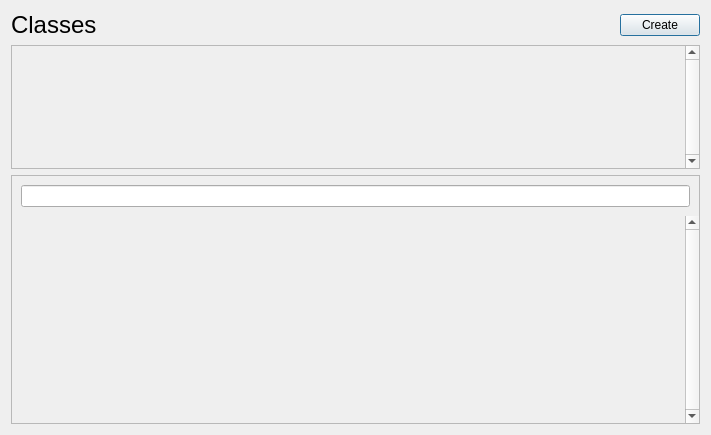
First picture: the form in src/widgets/CourseMod/AddRemoveClass/addremoveclass.ui, repository gregk27/TasQ-Application, before the edit.
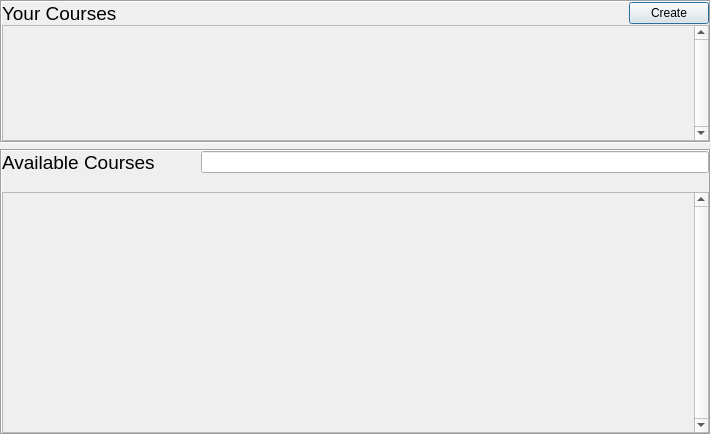
Second picture: the form after the edit.

Commit message: WH-87; Merge AddRemoveClass into profile page

```diff
--- a/src/widgets/CourseMod/AddRemoveClass/addremoveclass.ui
+++ b/src/widgets/CourseMod/AddRemoveClass/addremoveclass.ui
@@ -14,6 +14,54 @@
    <string>AddRemoveClass</string>
   </property>
   <layout class="QVBoxLayout" name="verticalLayout">
+   <property name="leftMargin">
+    <number>0</number>
+   </property>
+   <property name="topMargin">
+    <number>0</number>
+   </property>
+   <property name="rightMargin">
+    <number>0</number>
+   </property>
+   <property name="bottomMargin">
+    <number>0</number>
+   </property>
+   <item>
+    <widget class="QFrame" name="classes">
+     <property name="sizePolicy">
+      <sizepolicy hsizetype="Preferred" vsizetype="Minimum">
+       <horstretch>0</horstretch>
+       <verstretch>1</verstretch>
+      </sizepolicy>
+     </property>
+     <property name="minimumSize">
+      <size>
+       <width>0</width>
+       <height>100</height>
+      </size>
+     </property>
+     <property name="frameShape">
+      <enum>QFrame::Box</enum>
+     </property>
+     <property name="frameShadow">
+      <enum>QFrame::Sunken</enum>
+     </property>
+     <layout class="QVBoxLayout" name="verticalLayout_3">
+      <property name="spacing">
+       <number>0</number>
+      </property>
+      <property name="leftMargin">
+       <number>0</number>
+      </property>
+      <property name="topMargin">
+       <number>0</number>
+      </property>
+      <property name="rightMargin">
+       <number>0</number>
+      </property>
+      <property name="bottomMargin">
+       <number>0</number>
+      </property>
    <item>
     <widget class="QWidget" name="widget_2" native="true">
      <layout class="QHBoxLayout" name="horizontalLayout_2">
@@ -42,11 +90,11 @@
         </property>
         <property name="font">
          <font>
-          <pointsize>18</pointsize>
+             <pointsize>14</pointsize>
          </font>
         </property>
         <property name="text">
-         <string>Classes</string>
+            <string>Your Courses</string>
         </property>
        </widget>
       </item>
@@ -85,42 +133,6 @@
     </widget>
    </item>
    <item>
-    <widget class="QFrame" name="classes">
-     <property name="sizePolicy">
-      <sizepolicy hsizetype="Preferred" vsizetype="Minimum">
-       <horstretch>0</horstretch>
-       <verstretch>1</verstretch>
-      </sizepolicy>
-     </property>
-     <property name="minimumSize">
-      <size>
-       <width>0</width>
-       <height>100</height>
-      </size>
-     </property>
-     <property name="frameShape">
-      <enum>QFrame::StyledPanel</enum>
-     </property>
-     <property name="frameShadow">
-      <enum>QFrame::Raised</enum>
-     </property>
-     <layout class="QVBoxLayout" name="verticalLayout_3">
-      <property name="spacing">
-       <number>0</number>
-      </property>
-      <property name="leftMargin">
-       <number>0</number>
-      </property>
-      <property name="topMargin">
-       <number>0</number>
-      </property>
-      <property name="rightMargin">
-       <number>0</number>
-      </property>
-      <property name="bottomMargin">
-       <number>0</number>
-      </property>
-      <item>
        <widget class="QScrollArea" name="scrollArea_2">
         <property name="sizePolicy">
          <sizepolicy hsizetype="Expanding" vsizetype="MinimumExpanding">
@@ -134,12 +146,6 @@
           <height>50</height>
          </size>
         </property>
-        <property name="frameShape">
-         <enum>QFrame::NoFrame</enum>
-        </property>
-        <property name="frameShadow">
-         <enum>QFrame::Plain</enum>
-        </property>
         <property name="verticalScrollBarPolicy">
          <enum>Qt::ScrollBarAlwaysOn</enum>
         </property>
@@ -154,8 +160,8 @@
           <rect>
            <x>0</x>
            <y>0</y>
-           <width>677</width>
-           <height>123</height>
+           <width>691</width>
+           <height>114</height>
           </rect>
          </property>
          <layout class="QVBoxLayout" name="classLayout">
@@ -178,10 +184,10 @@
       </sizepolicy>
      </property>
      <property name="frameShape">
-      <enum>QFrame::StyledPanel</enum>
+      <enum>QFrame::Box</enum>
      </property>
      <property name="frameShadow">
-      <enum>QFrame::Raised</enum>
+      <enum>QFrame::Sunken</enum>
      </property>
      <layout class="QVBoxLayout" name="verticalLayout_2">
       <property name="spacing">
@@ -200,20 +206,65 @@
        <number>0</number>
       </property>
       <item>
-       <widget class="QWidget" name="widget" native="true">
-        <property name="sizePolicy">
-         <sizepolicy hsizetype="Preferred" vsizetype="Fixed">
-          <horstretch>0</horstretch>
-          <verstretch>0</verstretch>
-         </sizepolicy>
-        </property>
-        <layout class="QHBoxLayout" name="horizontalLayout">
+       <widget class="QWidget" name="widget_3" native="true">
+        <layout class="QHBoxLayout" name="horizontalLayout_3">
+         <property name="leftMargin">
+          <number>0</number>
+         </property>
+         <property name="topMargin">
+          <number>0</number>
+         </property>
+         <property name="rightMargin">
+          <number>0</number>
+         </property>
+         <property name="bottomMargin">
+          <number>0</number>
+         </property>
+         <item>
+          <widget class="QLabel" name="label_2">
+           <property name="font">
+            <font>
+             <pointsize>14</pointsize>
+            </font>
+           </property>
+           <property name="text">
+            <string>Available Courses</string>
+           </property>
+          </widget>
+         </item>
+         <item>
+          <spacer name="horizontalSpacer">
+           <property name="orientation">
+            <enum>Qt::Horizontal</enum>
+           </property>
+           <property name="sizeType">
+            <enum>QSizePolicy::Fixed</enum>
+           </property>
+           <property name="sizeHint" stdset="0">
+            <size>
+             <width>40</width>
+             <height>20</height>
+            </size>
+           </property>
+          </spacer>
+         </item>
          <item>
           <widget class="QLineEdit" name="searchText"/>
          </item>
         </layout>
        </widget>
       </item>
+      <item>
+       <widget class="QWidget" name="widget" native="true">
+        <property name="sizePolicy">
+         <sizepolicy hsizetype="Preferred" vsizetype="Fixed">
+          <horstretch>0</horstretch>
+          <verstretch>0</verstretch>
+         </sizepolicy>
+        </property>
+        <layout class="QHBoxLayout" name="horizontalLayout"/>
+       </widget>
+      </item>
       <item>
        <widget class="QScrollArea" name="scrollArea">
         <property name="sizePolicy">
@@ -228,12 +279,6 @@
           <height>100</height>
          </size>
         </property>
-        <property name="frameShape">
-         <enum>QFrame::NoFrame</enum>
-        </property>
-        <property name="frameShadow">
-         <enum>QFrame::Plain</enum>
-        </property>
         <property name="verticalScrollBarPolicy">
          <enum>Qt::ScrollBarAlwaysOn</enum>
         </property>
@@ -248,8 +293,8 @@
           <rect>
            <x>0</x>
            <y>0</y>
-           <width>677</width>
-           <height>209</height>
+           <width>691</width>
+           <height>239</height>
           </rect>
          </property>
          <layout class="QVBoxLayout" name="searchLayout">
```
Lines whose indentation alone changed are shown as unchanged. The commit also changes 5 other files.
